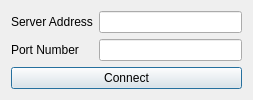
CodexVII/ChatApp, file Python UI Source Trial/UI/ConnectUI.ui: the form before one commit.
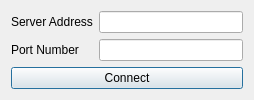
The form after the commit.

The edit to the form file:
```diff
--- a/Python UI Source Trial/UI/ConnectUI.ui
+++ b/Python UI Source Trial/UI/ConnectUI.ui
@@ -6,8 +6,8 @@
    <rect>
     <x>0</x>
     <y>0</y>
-    <width>253</width>
-    <height>93</height>
+    <width>254</width>
+    <height>96</height>
    </rect>
   </property>
   <property name="windowTitle">
```
Left out of the diff: 2 changed lines with no effect on the pictures.
